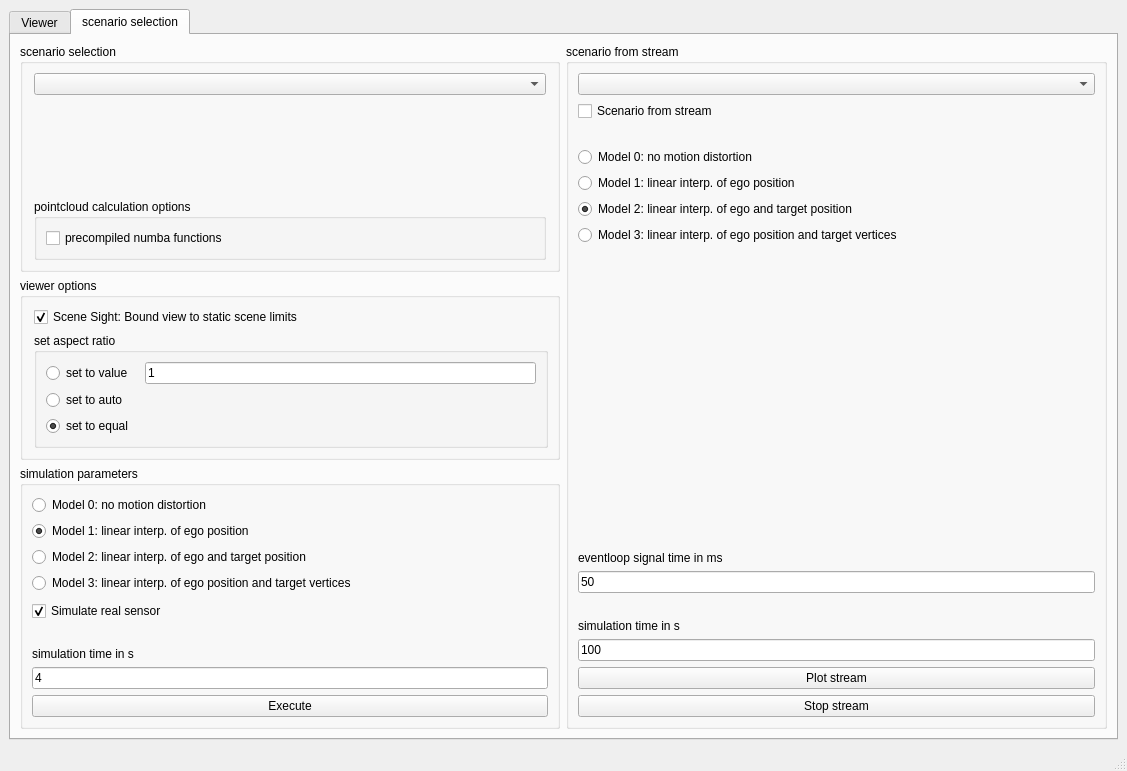
The window that sceneViewer.ui (griesbchr/LiDARSim2D) describes before a commit, drawn with Qt 5.
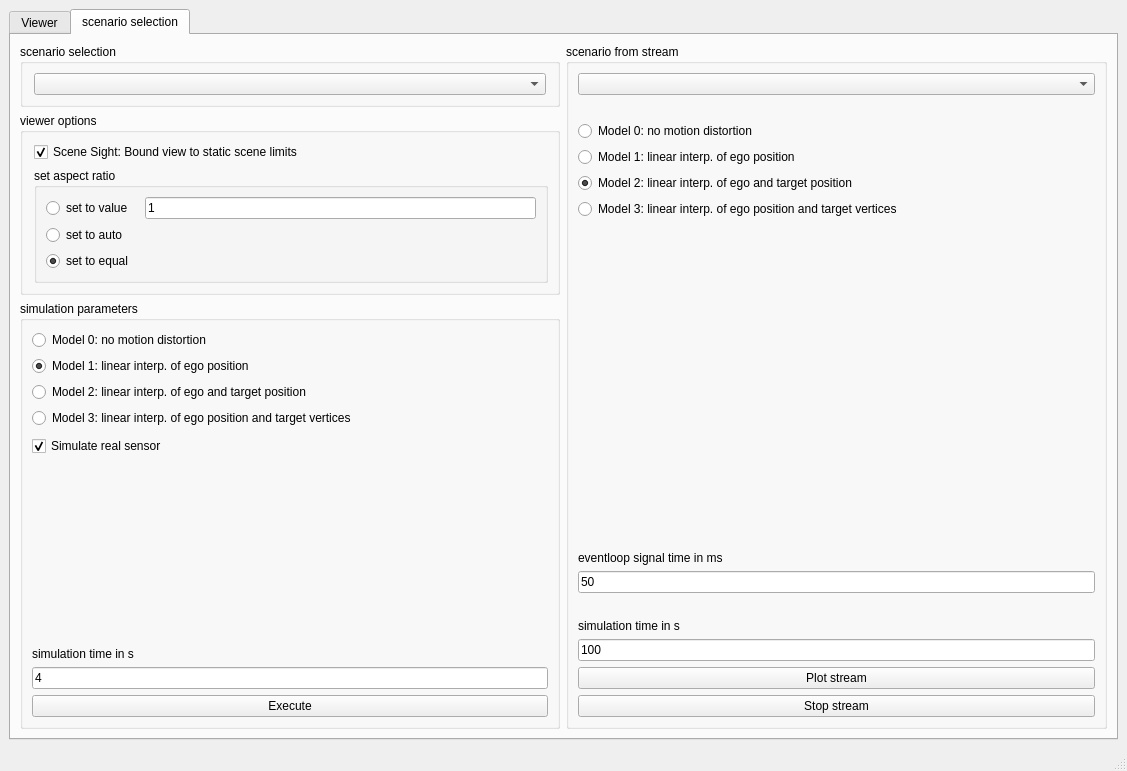
The same window after the commit.

```diff
--- a/sceneViewer.ui
+++ b/sceneViewer.ui
@@ -263,35 +263,6 @@
                </property>
               </widget>
              </item>
-             <item>
-              <spacer name="verticalSpacer_2">
-               <property name="orientation">
-                <enum>Qt::Vertical</enum>
-               </property>
-               <property name="sizeHint" stdset="0">
-                <size>
-                 <width>20</width>
-                 <height>197</height>
-                </size>
-               </property>
-              </spacer>
-             </item>
-             <item>
-              <widget class="QGroupBox" name="groupBox_7">
-               <property name="title">
-                <string>pointcloud calculation options</string>
-               </property>
-               <layout class="QVBoxLayout" name="verticalLayout_3">
-                <item>
-                 <widget class="QCheckBox" name="checkBox_calcnumba">
-                  <property name="text">
-                   <string>precompiled numba functions</string>
-                  </property>
-                 </widget>
-                </item>
-               </layout>
-              </widget>
-             </item>
             </layout>
            </widget>
           </item>
@@ -516,13 +487,6 @@
              <item>
               <widget class="QComboBox" name="comboBox_scenarios2"/>
              </item>
-             <item>
-              <widget class="QCheckBox" name="checkBox">
-               <property name="text">
-                <string>Scenario from stream</string>
-               </property>
-              </widget>
-             </item>
              <item>
               <spacer name="verticalSpacer_5">
                <property name="orientation">
```
